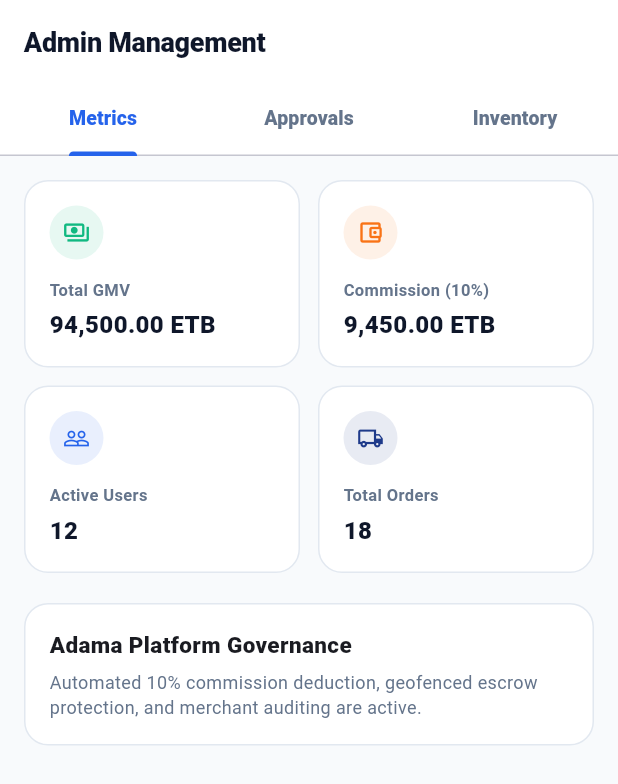
After one commit to Revola-MarketPlace/Revola-App, a Flutter app: the AdminDashboardScreen screen opened by its route, on a phone screen of 412 x 824 dp. The commit adds this screen. Shown: the top 784 px of the screen. Run offline on Flutter 3.47's test engine with Material 3 defaults, Android fonts, the phone set to English and light mode, and no system bars; our stand-ins replace cached_network_image, dio, flutter_map, flutter_riverpod, flutter_secure_storage, flutter_spinkit and 3 more; accounts and stored records are empty; network calls fail.

Commit message:
feat(admin-staff): add Admin Dashboard, Staff Operations, Role Switcher, and Seller Onboarding

```diff
--- /dev/null
+++ b/lib/features/admin/presentation/screens/admin_dashboard_screen.dart
@@ -0,0 +1,263 @@
+import 'package:flutter/material.dart';
+import 'package:flutter_riverpod/flutter_riverpod.dart';
+import '../../../../core/providers/core_providers.dart';
+import '../../../../core/theme/app_theme.dart';
+import '../../../../core/utils/formatters.dart';
+import '../../../../shared/models/product_model.dart';
+import '../../../../shared/widgets/custom_button.dart';
+import '../../../../shared/widgets/empty_state_view.dart';
+import '../../../../shared/widgets/error_view.dart';
+import '../../../../shared/widgets/loading_indicator.dart';
+
+final adminStatsProvider = FutureProvider<Map<String, dynamic>>((ref) async {
+  final client = ref.watch(apiClientProvider);
+  try {
+    final res = await client.get('/admin/dashboard-stats');
+    return res.data['stats'] ?? res.data['data'] ?? {};
+  } catch (_) {
+    return {
+      'totalUsers': 12,
+      'totalProducts': 25,
+      'pendingProducts': 2,
+      'totalOrders': 18,
+      'totalRevenue': 94500.0,
+      'platformCommission': 9450.0,
+    };
+  }
+});
+
+final adminProductsProvider = FutureProvider<List<ProductModel>>((ref) async {
+  final client = ref.watch(apiClientProvider);
+  try {
+    final res = await client.get('/admin/products');
+    final list = res.data['products'] ?? res.data['data'] ?? [];
+    return (list as List).map((e) => ProductModel.fromJson(e)).toList();
+  } catch (_) {
+    return [];
+  }
+});
+
+class AdminDashboardScreen extends ConsumerStatefulWidget {
+  const AdminDashboardScreen({super.key});
+
+  @override
+  ConsumerState<AdminDashboardScreen> createState() => _AdminDashboardScreenState();
+}
+
+class _AdminDashboardScreenState extends ConsumerState<AdminDashboardScreen> with SingleTickerProviderStateMixin {
+  late TabController _tabController;
+
+  @override
+  void initState() {
+    super.initState();
+    _tabController = TabController(length: 3, vsync: this);
+  }
+
+  @override
+  void dispose() {
+    _tabController.dispose();
+    super.dispose();
+  }
+
+  @override
+  Widget build(BuildContext context) {
+    return Scaffold(
+      appBar: AppBar(
+        title: const Text('Admin Management'),
+        bottom: TabBar(
+          controller: _tabController,
+          labelColor: AppTheme.primaryBlue,
+          unselectedLabelColor: AppTheme.textSecondary,
+          indicatorColor: AppTheme.primaryBlue,
+          labelStyle: const TextStyle(fontWeight: FontWeight.w800, fontSize: 13),
+          tabs: const [
+            Tab(text: 'Metrics'),
+            Tab(text: 'Approvals'),
+            Tab(text: 'Inventory'),
+          ],
+        ),
+      ),
+      body: TabBarView(
+        controller: _tabController,
+        children: [
+          _buildMetricsTab(),
+          _buildApprovalsTab(),
+          _buildInventoryTab(),
+        ],
+      ),
+    );
+  }
+
+  Widget _buildMetricsTab() {
+    final statsAsync = ref.watch(adminStatsProvider);
+
+    return RefreshIndicator(
+      onRefresh: () async => ref.invalidate(adminStatsProvider),
+      child: statsAsync.when(
+        data: (stats) {
+          return ListView(
+            padding: const EdgeInsets.all(16),
+            children: [
+              Row(
+                children: [
+                  Expanded(child: _buildStatCard('Total GMV', Formatters.formatEtb(stats['totalRevenue'] ?? 94500), Icons.payments_outlined, AppTheme.emeraldGreen)),
+                  const SizedBox(width: 12),
+                  Expanded(child: _buildStatCard('Commission (10%)', Formatters.formatEtb(stats['platformCommission'] ?? 9450), Icons.account_balance_wallet_outlined, AppTheme.accentOrange)),
+                ],
+              ),
+              const SizedBox(height: 12),
+              Row(
+                children: [
+                  Expanded(child: _buildStatCard('Active Users', '${stats['totalUsers'] ?? 12}', Icons.people_outline, AppTheme.primaryBlue)),
+                  const SizedBox(width: 12),
+                  Expanded(child: _buildStatCard('Total Orders', '${stats['totalOrders'] ?? 18}', Icons.local_shipping_outlined, AppTheme.primaryBlueDark)),
+                ],
+              ),
+              const SizedBox(height: 20),
+              Container(
+                padding: const EdgeInsets.all(16),
+                decoration: BoxDecoration(
+                  color: Colors.white,
+                  borderRadius: BorderRadius.circular(16),
+                  border: Border.all(color: AppTheme.borderColor),
+                ),
+                child: Column(
+                  crossAxisAlignment: CrossAxisAlignment.start,
+                  children: const [
+                    Text('Adama Platform Governance', style: TextStyle(fontWeight: FontWeight.w900, fontSize: 15)),
+                    SizedBox(height: 6),
+                    Text('Automated 10% commission deduction, geofenced escrow protection, and merchant auditing are active.', style: TextStyle(fontSize: 12, color: AppTheme.textSecondary, height: 1.4)),
+                  ],
+                ),
+              ),
+            ],
+          );
+        },
+        loading: () => const LoadingIndicator(),
+        error: (e, _) => ErrorView(message: e.toString()),
+      ),
+    );
+  }
+
+  Widget _buildStatCard(String label, String value, IconData icon, Color color) {
+    return Container(
+      padding: const EdgeInsets.all(16),
+      decoration: BoxDecoration(
+        color: Colors.white,
+        borderRadius: BorderRadius.circular(16),
+        border: Border.all(color: AppTheme.borderColor),
+      ),
+      child: Column(
+        crossAxisAlignment: CrossAxisAlignment.start,
+        children: [
+          CircleAvatar(
+            radius: 18,
+            backgroundColor: color.withOpacity(0.1),
+            child: Icon(icon, size: 18, color: color),
+          ),
+          const SizedBox(height: 12),
+          Text(label, style: const TextStyle(fontSize: 11, fontWeight: FontWeight.w700, color: AppTheme.textSecondary)),
+          const SizedBox(height: 4),
+          Text(value, style: const TextStyle(fontSize: 16, fontWeight: FontWeight.w900, color: AppTheme.textPrimary)),
+        ],
+      ),
+    );
+  }
+
+  Widget _buildApprovalsTab() {
+    final prodsAsync = ref.watch(adminProductsProvider);
+
+    return prodsAsync.when(
+      data: (products) {
+        final pending = products.where((p) => p.approvalStatus == 'PENDING_APPROVAL').toList();
+        if (pending.isEmpty) {
+          return const EmptyStateView(
+            icon: Icons.check_circle_outline,
+            title: 'No Pending Approvals',
+            message: 'All seller material listings in Adama have been reviewed and approved.',
+          );
+        }
+
+        return ListView.separated(
+          padding: const EdgeInsets.all(16),
+          itemCount: pending.length,
+          separatorBuilder: (_, __) => const SizedBox(height: 12),
+          itemBuilder: (context, idx) {
+            final p = pending[idx];
+            return Container(
+              padding: const EdgeInsets.all(16),
+              decoration: BoxDecoration(
+                color: Colors.white,
+                borderRadius: BorderRadius.circular(16),
+                border: Border.all(color: AppTheme.borderColor),
+              ),
+              child: Column(
+                crossAxisAlignment: CrossAxisAlignment.start,
+                children: [
+                  Text(p.name, style: const TextStyle(fontWeight: FontWeight.w900, fontSize: 14)),
+                  Text(Formatters.formatEtb(p.price), style: const TextStyle(fontWeight: FontWeight.w900, color: AppTheme.accentOrange)),
+                  const SizedBox(height: 12),
+                  Row(
+                    children: [
+                      Expanded(
+                        child: CustomButton(
+                          text: 'Approve',
+                          backgroundColor: AppTheme.emeraldGreen,
+                          height: 38,
+                          onPressed: () async {
+                            final client = ref.read(apiClientProvider);
+                            await client.put('/admin/approve-product/${p.id}');
+                            ref.invalidate(adminProductsProvider);
+                          },
+                        ),
+                      ),
+                      const SizedBox(width: 8),
+                      Expanded(
+                        child: CustomButton(
+                          text: 'Reject',
+                          isOutlined: true,
+                          height: 38,
+                          onPressed: () async {
+                            final client = ref.read(apiClientProvider);
+                            await client.put('/admin/reject-product/${p.id}', data: {'reason': 'Quality check failed'});
+                            ref.invalidate(adminProductsProvider);
+                          },
+                        ),
+                      ),
+                    ],
+                  ),
+                ],
+              ),
+            );
+          },
+        );
+      },
+      loading: () => const LoadingIndicator(),
+      error: (e, _) => ErrorView(message: e.toString()),
+    );
+  }
+
+  Widget _buildInventoryTab() {
+    final prodsAsync = ref.watch(adminProductsProvider);
+
+    return prodsAsync.when(
+      data: (products) => ListView.separated(
+        padding: const EdgeInsets.all(16),
+        itemCount: products.length,
+        separatorBuilder: (_, __) => const SizedBox(height: 10),
+        itemBuilder: (context, idx) {
+          final p = products[idx];
+          return ListTile(
+            tileColor: Colors.white,
+            shape: RoundedRectangleBorder(borderRadius: BorderRadius.circular(12), side: const BorderSide(color: AppTheme.borderColor)),
+            title: Text(p.name, style: const TextStyle(fontWeight: FontWeight.w800, fontSize: 13)),
+            subtitle: Text('${p.quantity} in stock • ${Formatters.formatEtb(p.price)}', style: const TextStyle(fontSize: 11)),
+            trailing: Text(p.approvalStatus, style: const TextStyle(fontWeight: FontWeight.w800, fontSize: 10, color: AppTheme.primaryBlue)),
+          );
+        },
+      ),
+      loading: () => const LoadingIndicator(),
+      error: (e, _) => ErrorView(message: e.toString()),
+    );
+  }
+}
```
Also changed, not shown: lib/core/router/app_router.dart (+20 -0 lines), lib/features/admin/presentation/screens/staff_dashboard_screen.dart (added, +118 -0 lines), lib/features/auth/presentation/screens/role_selection_screen.dart (added, +119 -0 lines), lib/features/auth/presentation/screens/seller_onboarding_screen.dart (added, +109 -0 lines).
